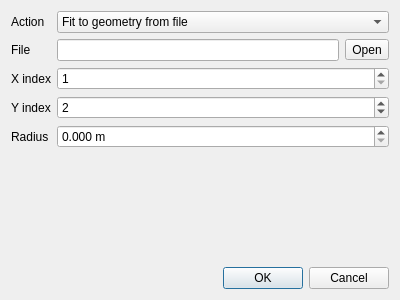
Above: fitdialog.ui from Kuszki/EW-Builder before the change. Below: the same form after it.
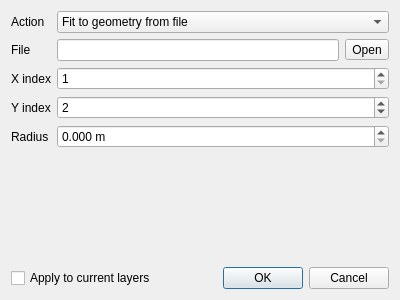
That is the form after the change. Icons and pictures are not drawn.

Diff of the .ui file:
```diff
--- a/fitdialog.ui
+++ b/fitdialog.ui
@@ -53,7 +53,7 @@
     </widget>
    </item>
    <item row="1" column="1">
-    <layout class="QHBoxLayout" name="horizontalLayout">
+    <layout class="QHBoxLayout" name="filLayout">
      <item>
       <widget class="QLineEdit" name="fileEdit">
        <property name="readOnly">
@@ -160,6 +160,15 @@
     </spacer>
    </item>
    <item row="6" column="0" colspan="2">
+    <layout class="QHBoxLayout" name="horizontalLayout">
+     <item>
+      <widget class="QCheckBox" name="currentCheck">
+       <property name="text">
+        <string>Apply to current layers</string>
+       </property>
+      </widget>
+     </item>
+     <item>
     <widget class="QDialogButtonBox" name="buttonBox">
      <property name="orientation">
       <enum>Qt::Horizontal</enum>
@@ -168,6 +177,8 @@
       <set>QDialogButtonBox::Cancel|QDialogButtonBox::Ok</set>
      </property>
     </widget>
+     </item>
+    </layout>
    </item>
   </layout>
  </widget>
```
Lines whose indentation alone changed are shown as unchanged.
